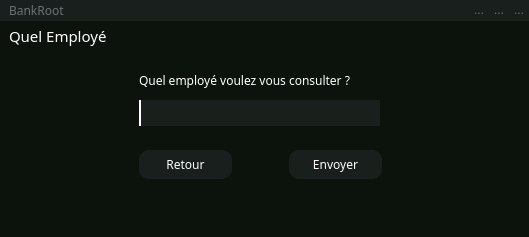
SparqueeZ/Bank-Root, file quel_employe.ui: the form before one commit.
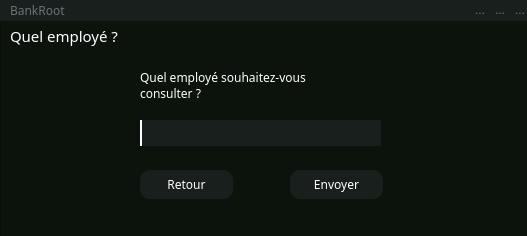
The form after the commit. Icons and pictures are not drawn.

Diff of the .ui file:
```diff
--- a/quel_employe.ui
+++ b/quel_employe.ui
@@ -6,8 +6,8 @@
    <rect>
     <x>0</x>
     <y>0</y>
-    <width>529</width>
-    <height>237</height>
+    <width>527</width>
+    <height>236</height>
    </rect>
   </property>
   <property name="windowTitle">
@@ -16,9 +16,9 @@
   <widget class="QFrame" name="frame">
    <property name="geometry">
     <rect>
-     <x>-1</x>
+     <x>0</x>
      <y>0</y>
-     <width>531</width>
+     <width>530</width>
      <height>239</height>
     </rect>
    </property>
@@ -36,8 +36,8 @@
      <rect>
       <x>140</x>
       <y>70</y>
-      <width>251</width>
-      <height>20</height>
+      <width>241</width>
+      <height>31</height>
      </rect>
     </property>
     <property name="font">
@@ -51,14 +51,16 @@
 </string>
     </property>
     <property name="text">
-     <string>Quel employé voulez vous consulter ?</string>
+     <string>Quel employé souhaitez-vous 
+consulter ?
+</string>
     </property>
    </widget>
    <widget class="QLineEdit" name="lineEdit_6">
     <property name="geometry">
      <rect>
       <x>140</x>
-      <y>100</y>
+      <y>120</y>
       <width>241</width>
       <height>26</height>
      </rect>
@@ -77,7 +79,7 @@
     <property name="geometry">
      <rect>
       <x>140</x>
-      <y>150</y>
+      <y>170</y>
       <width>93</width>
       <height>29</height>
      </rect>
@@ -116,7 +118,7 @@
     <property name="geometry">
      <rect>
       <x>290</x>
-      <y>150</y>
+      <y>170</y>
       <width>93</width>
       <height>29</height>
      </rect>
@@ -157,7 +159,7 @@
      <rect>
       <x>10</x>
       <y>20</y>
-      <width>111</width>
+      <width>151</width>
       <height>31</height>
      </rect>
     </property>
@@ -171,7 +173,7 @@
      <string notr="true">color: rgb(255, 255, 255);</string>
     </property>
     <property name="text">
-     <string>Quel Employé</string>
+     <string>Quel employé ?</string>
     </property>
    </widget>
    <widget class="QWidget" name="widget_12" native="true">
```
Left out of the diff: 20 changed lines with no effect on the pictures.
